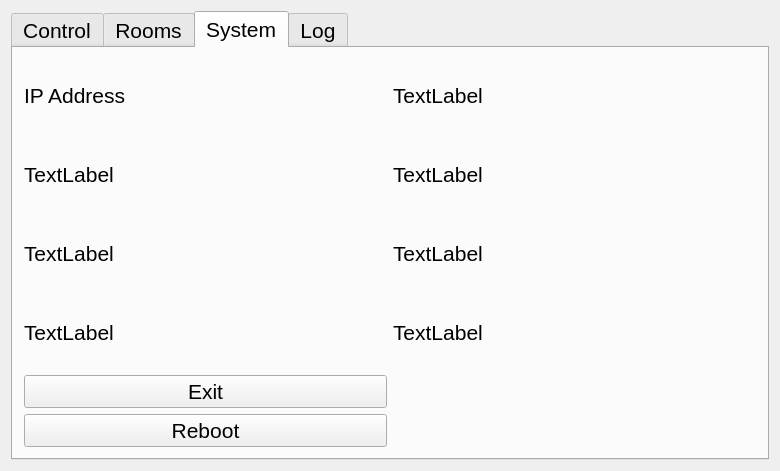
paulkappler/HomeGUI, file widget.ui: the form before one commit.
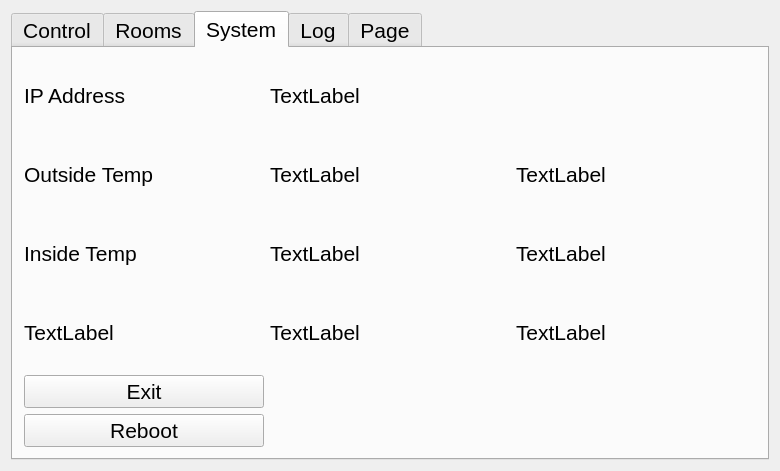
The form after the commit. The open tabs and pages were chosen to show the change.

Commit message: add hall off

```diff
--- a/widget.ui
+++ b/widget.ui
@@ -425,14 +425,14 @@
        <string>System</string>
       </attribute>
       <layout class="QGridLayout" name="gridLayout_3">
-       <item row="2" column="1">
+       <item row="3" column="1">
         <widget class="QLabel" name="label_4">
          <property name="text">
           <string>TextLabel</string>
          </property>
         </widget>
        </item>
-       <item row="5" column="0">
+       <item row="6" column="0">
         <widget class="QPushButton" name="rebootButton">
          <property name="mouseTracking">
           <bool>true</bool>
@@ -442,7 +442,7 @@
          </property>
         </widget>
        </item>
-       <item row="4" column="0">
+       <item row="5" column="0">
         <widget class="QPushButton" name="exitButton">
          <property name="mouseTracking">
           <bool>true</bool>
@@ -452,16 +452,44 @@
          </property>
         </widget>
        </item>
-       <item row="2" column="0">
+       <item row="4" column="0">
+        <widget class="QLabel" name="label_5">
+         <property name="text">
+          <string>TextLabel</string>
+         </property>
+        </widget>
+       </item>
+       <item row="3" column="3">
+        <widget class="QLabel" name="label_8">
+         <property name="text">
+          <string>TextLabel</string>
+         </property>
+        </widget>
+       </item>
+       <item row="3" column="0">
         <widget class="QLabel" name="label_3">
          <property name="text">
+          <string>Inside Temp</string>
+         </property>
+        </widget>
+       </item>
+       <item row="4" column="1">
+        <widget class="QLabel" name="label_6">
+         <property name="text">
           <string>TextLabel</string>
          </property>
         </widget>
        </item>
-       <item row="1" column="0">
+       <item row="2" column="0">
         <widget class="QLabel" name="label">
          <property name="text">
+          <string>Outside Temp</string>
+         </property>
+        </widget>
+       </item>
+       <item row="2" column="3">
+        <widget class="QLabel" name="label_7">
+         <property name="text">
           <string>TextLabel</string>
          </property>
         </widget>
@@ -486,22 +514,15 @@
          </property>
         </widget>
        </item>
-       <item row="1" column="1">
+       <item row="2" column="1">
         <widget class="QLabel" name="label_2">
          <property name="text">
           <string>TextLabel</string>
          </property>
         </widget>
        </item>
-       <item row="3" column="0">
-        <widget class="QLabel" name="label_5">
-         <property name="text">
-          <string>TextLabel</string>
-         </property>
-        </widget>
-       </item>
-       <item row="3" column="1">
-        <widget class="QLabel" name="label_6">
+       <item row="4" column="3">
+        <widget class="QLabel" name="label_9">
          <property name="text">
           <string>TextLabel</string>
          </property>
@@ -531,6 +552,16 @@
        </item>
       </layout>
      </widget>
+     <widget class="QWidget" name="tab">
+      <attribute name="title">
+       <string>Page</string>
+      </attribute>
+      <layout class="QGridLayout" name="gridLayout_6">
+       <item row="0" column="0">
+        <widget class="QGraphicsView" name="graphicsView"/>
+       </item>
+      </layout>
+     </widget>
     </widget>
    </item>
   </layout>
```
Left out of the diff: 16 changed lines with no effect on the pictures. The commit also changes 1 other file.
